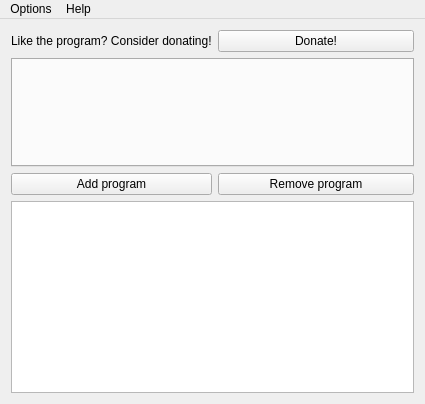
libvibrant/vibrantLinux, file forms/mainwindow.ui: the form before one commit.
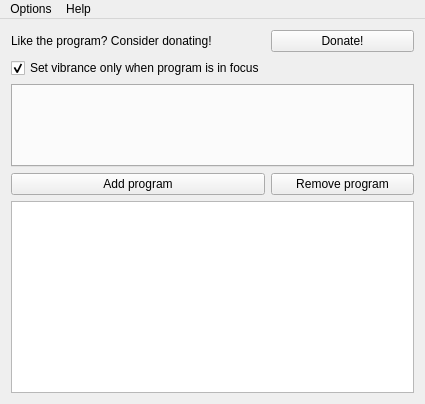
The form after the commit.

Commit message:
Added optional functionality to only apply vibrance if the program running is in focus. This adds a build dependancy of libxcb, and libxcb-ewmh. If the program can't connect to the X server, or can't fill ewmh atoms then this functionality is turned off. This will be useful to those who are running wayland, or non ewmh compliant systems
probing procfs now reads what /proc/<pid>/exe is symlinked to instead of reading /proc/<pid>/cmdline

Also improved general code quality, reduced clutter.

Patch:
```diff
--- a/forms/mainwindow.ui
+++ b/forms/mainwindow.ui
@@ -58,6 +58,16 @@
       </property>
      </widget>
     </item>
+    <item row="3" column="0">
+     <widget class="QCheckBox" name="vibranceFocusToggle">
+      <property name="text">
+       <string>Set vibrance only when program is in focus</string>
+      </property>
+      <property name="checked">
+       <bool>true</bool>
+      </property>
+     </widget>
+    </item>
    </layout>
   </widget>
   <widget class="QMenuBar" name="menuBar">
```
The commit also changes 7 other files.
